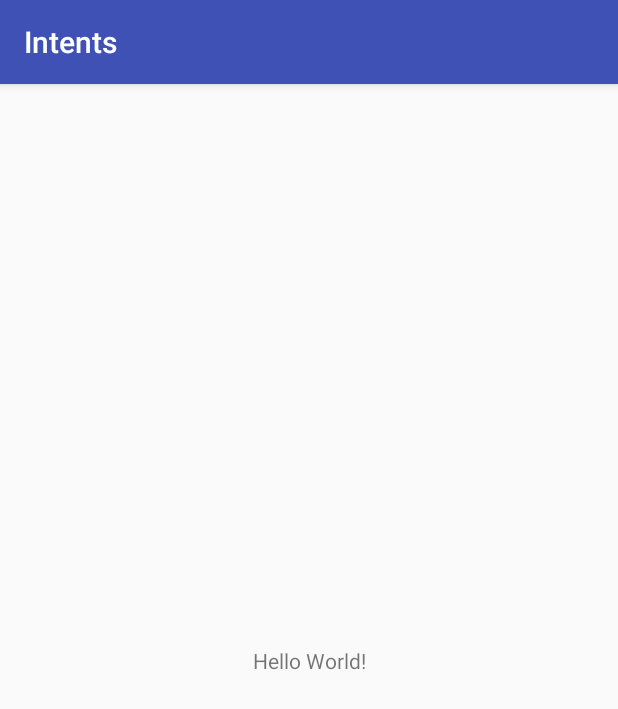
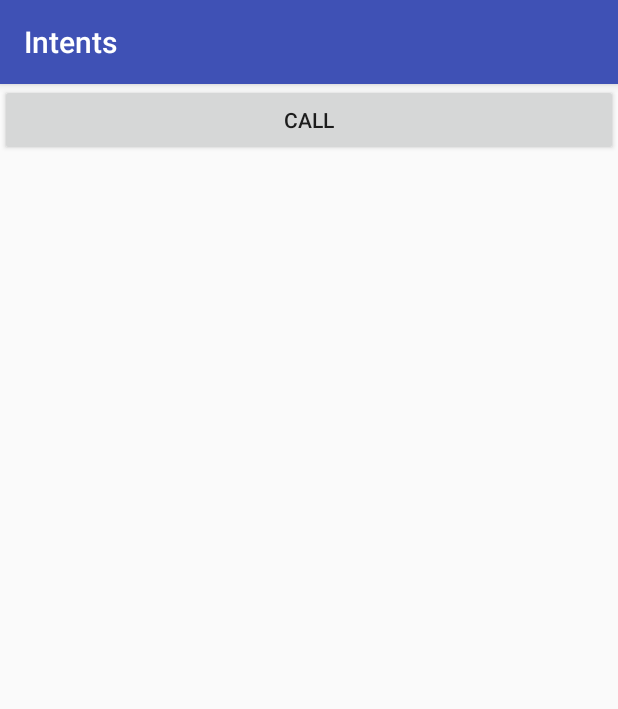
Before and after one commit to claudevandort/android-demos, an Android app: the screen it shows after launch (MainActivity), on a phone screen of 412 x 824 dp. Shown: the top 709 px of the screen. Run offline under Robolectric (Android 15) with nearby library versions, the phone set to English and light mode, and no system bars.

Commit message:
call intent demo

```diff
--- a/Intents/app/src/main/AndroidManifest.xml
+++ b/Intents/app/src/main/AndroidManifest.xml
@@ -1,6 +1,8 @@
 <?xml version="1.0" encoding="utf-8"?>
 <manifest xmlns:android="http://schemas.android.com/apk/res/android"
     package="com.example.claudevandort.intents">
+
+    <uses-permission android:name="android.permission.CALL_PHONE" />
 
     <application
         android:allowBackup="true"
@@ -16,6 +18,7 @@
                 <category android:name="android.intent.category.LAUNCHER" />
             </intent-filter>
         </activity>
+        <activity android:name=".PhoneCallActivity"></activity>
     </application>
 
 </manifest>
--- a/Intents/app/src/main/java/com/example/claudevandort/intents/MainActivity.java
+++ b/Intents/app/src/main/java/com/example/claudevandort/intents/MainActivity.java
@@ -1,13 +1,35 @@
 package com.example.claudevandort.intents;
 
+import android.Manifest;
+import android.content.Intent;
+import android.content.pm.PackageManager;
+import android.net.Uri;
+import android.os.Build;
+import android.support.annotation.NonNull;
+import android.support.v4.app.ActivityCompat;
 import android.support.v7.app.AppCompatActivity;
 import android.os.Bundle;
+import android.view.View;
+import android.widget.Button;
+import android.widget.EditText;
+import android.widget.ImageButton;
+import android.widget.Toast;
 
 public class MainActivity extends AppCompatActivity {
+    private Button buttonMainCall;
 
     @Override
     protected void onCreate(Bundle savedInstanceState) {
         super.onCreate(savedInstanceState);
         setContentView(R.layout.activity_main);
+
+        buttonMainCall = findViewById(R.id.button_main_call);
+        buttonMainCall.setOnClickListener(new View.OnClickListener() {
+            @Override
+            public void onClick(View v) {
+                Intent intent = new Intent(MainActivity.this, PhoneCallActivity.class);
+                startActivity(intent);
+            }
+        });
     }
 }
--- a/Intents/app/src/main/res/layout/activity_main.xml
+++ b/Intents/app/src/main/res/layout/activity_main.xml
@@ -7,13 +7,9 @@
     android:layout_height="match_parent"
     tools:context=".MainActivity">
 
-    <TextView
-        android:layout_width="wrap_content"
+    <Button
+        android:id="@+id/button_main_call"
+        android:layout_width="match_parent"
         android:layout_height="wrap_content"
-        android:text="Hello World!"
-        app:layout_constraintBottom_toBottomOf="parent"
-        app:layout_constraintLeft_toLeftOf="parent"
-        app:layout_constraintRight_toRightOf="parent"
-        app:layout_constraintTop_toTopOf="parent" />
-
+        android:text="@string/call"/>
 </android.support.constraint.ConstraintLayout>
--- a/Intents/app/src/main/res/values/strings.xml
+++ b/Intents/app/src/main/res/values/strings.xml
@@ -1,3 +1,5 @@
 <resources>
     <string name="app_name">Intents</string>
+    <string name="phone_number">Phone number</string>
+    <string name="call">Call</string>
 </resources>
```
Also changed, not shown: Intents/app/src/main/java/com/example/claudevandort/intents/PhoneCallActivity.java (added, +88 -0 lines), Intents/app/src/main/res/layout/activity_phone_call.xml (added, +42 -0 lines).
